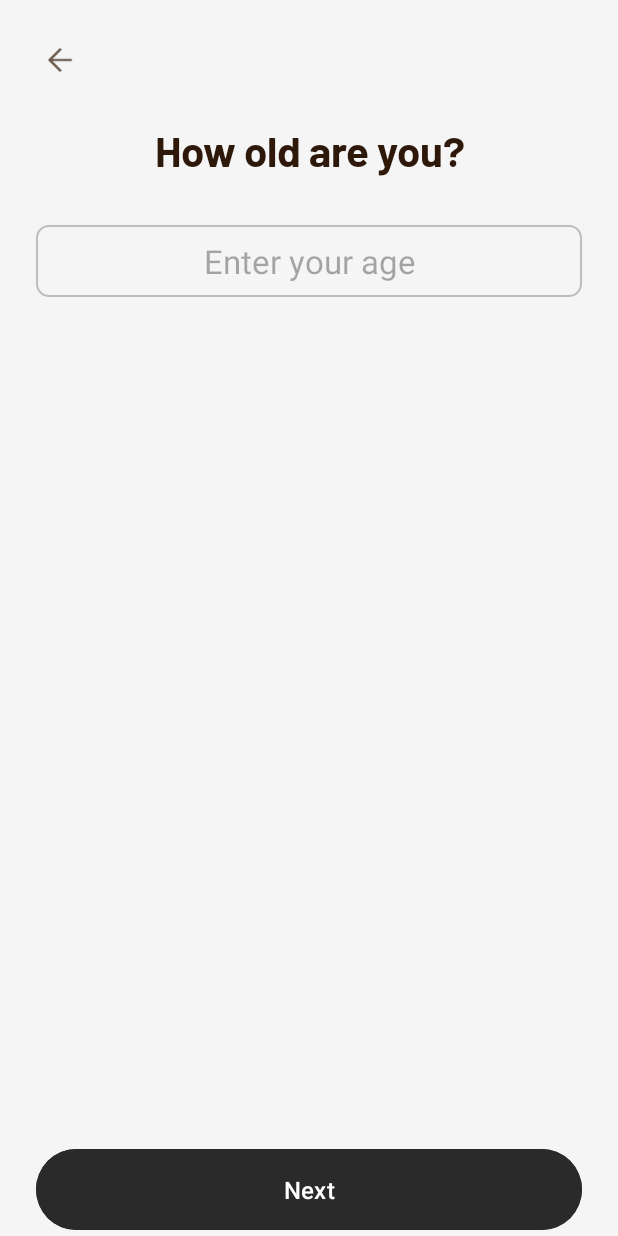
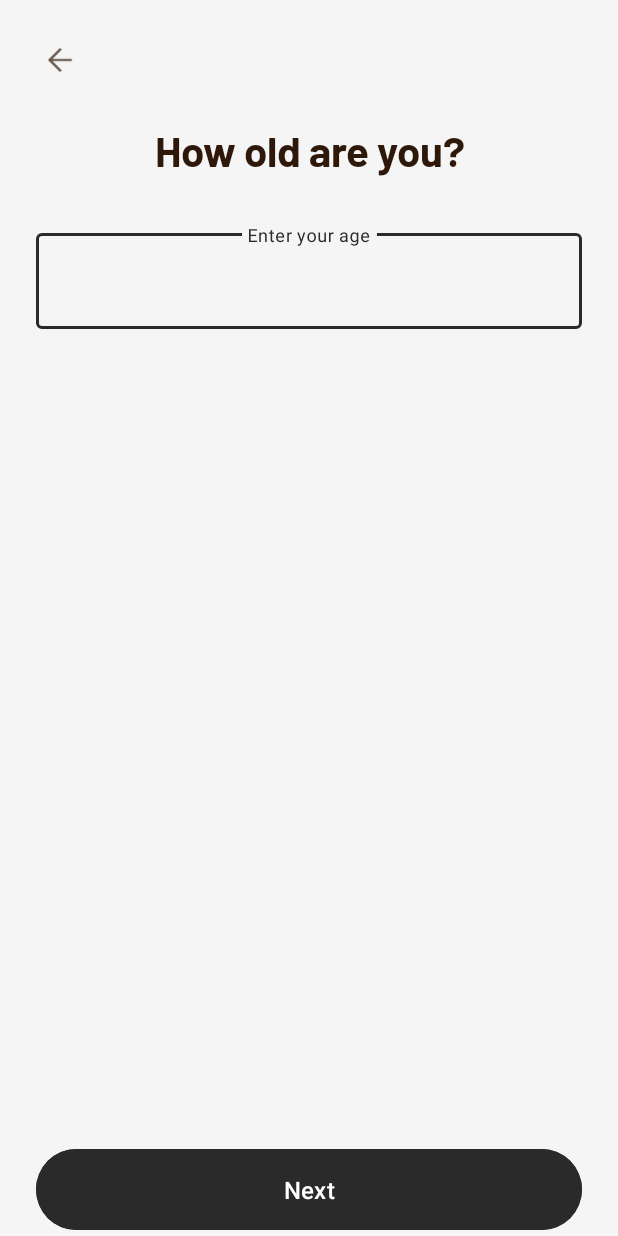
Before and after one commit to nexonsabanao/Capstone, an Android app: the layout fragment_age.xml on its own in the app's theme, with its tools: preview values and no code run, on a phone screen of 412 x 824 dp. Run offline under Robolectric (Android 15) with nearby library versions, the phone set to English and light mode, and no system bars.

Commit message:
edit structure

```diff
--- /dev/null
+++ b/app/src/main/res/color/checkbox_tint.xml
@@ -0,0 +1,5 @@
+<?xml version="1.0" encoding="utf-8"?>
+<selector xmlns:android="http://schemas.android.com/apk/res/android">
+    <item android:state_checked="true" android:color="@color/secondary_blue"/>
+    <item android:color="@color/dark_gray"/>
+</selector>
--- /dev/null
+++ b/app/src/main/res/color/text_input_layout_stroke_color.xml
@@ -0,0 +1,4 @@
+<?xml version="1.0" encoding="utf-8"?>
+<selector xmlns:android="http://schemas.android.com/apk/res/android">
+    <item android:color="@color/primary_dark"/>
+</selector>
--- a/app/src/main/res/drawable/edit_text_bg.xml
+++ b/app/src/main/res/drawable/edit_text_bg.xml
@@ -3,7 +3,7 @@
     android:shape="rectangle">
 
     <!-- Sets the background color of the EditText -->
-    <solid android:color="@android:color/transparent" />
+    <solid android:color="#F5F5F5" />
 
     <!-- Defines the border color and width -->
     <stroke
--- a/app/src/main/res/layout/fragment_age.xml
+++ b/app/src/main/res/layout/fragment_age.xml
@@ -43,22 +43,36 @@
         app:layout_constraintTop_toTopOf="parent" />
 
     <!-- Age Input -->
-    <EditText
-        android:id="@+id/ageInput"
+    <com.google.android.material.textfield.TextInputLayout
+        android:id="@+id/ageInputLayout"
+        style="@style/Widget.MaterialComponents.TextInputLayout.OutlinedBox"
         android:layout_width="0dp"
         android:layout_height="wrap_content"
         android:layout_marginHorizontal="24dp"
         android:layout_marginTop="32dp"
-        android:background="@drawable/edit_text_bg"
-        android:gravity="center"
         android:hint="Enter your age"
-        android:inputType="number"
-        android:maxLength="3"
-        android:minHeight="48dp"
-        android:textSize="22sp"
+        android:textColorHint="@color/primary_dark"
+        app:boxStrokeColor="@color/text_input_layout_stroke_color"
+        app:cursorColor="@color/primary_dark"
+        app:cursorErrorColor="@color/primary_dark"
+        app:errorEnabled="true"
+        app:errorIconDrawable="@null"
+        app:hintTextColor="@color/primary_dark"
         app:layout_constraintEnd_toEndOf="parent"
         app:layout_constraintStart_toStartOf="parent"
-        app:layout_constraintTop_toBottomOf="@id/titleTextView" />
+        app:layout_constraintTop_toBottomOf="@id/titleTextView">
+
+        <com.google.android.material.textfield.TextInputEditText
+            android:id="@+id/ageInput"
+            android:layout_width="match_parent"
+            android:layout_height="wrap_content"
+            android:gravity="center"
+            android:inputType="number"
+            android:maxLength="2"
+            android:textColor="@color/primary_dark"
+            android:textSize="22sp" />
+
+    </com.google.android.material.textfield.TextInputLayout>
 
     <Button
         android:id="@+id/nextButton"
--- a/app/src/main/res/layout/fragment_first_screen.xml
+++ b/app/src/main/res/layout/fragment_first_screen.xml
@@ -155,6 +155,7 @@
         android:alpha="0.4"
         android:backgroundTint="@color/primary_dark"
         android:paddingVertical="16dp"
+        android:textColor="@color/white"
         android:text="@string/action_next"
         android:textSize="16sp"
         app:layout_constraintBottom_toBottomOf="parent"
--- a/app/src/main/res/layout/fragment_welcome.xml
+++ b/app/src/main/res/layout/fragment_welcome.xml
@@ -30,6 +30,7 @@
         android:layout_width="wrap_content"
         android:layout_height="wrap_content"
         android:layout_marginBottom="8dp"
+        app:buttonTint="@color/checkbox_tint"
         android:text="I agree to the"
         app:layout_constraintBottom_toTopOf="@id/accept_button"
         app:layout_constraintStart_toStartOf="@id/accept_button" />
@@ -39,7 +40,7 @@
         android:layout_width="wrap_content"
         android:layout_height="wrap_content"
         android:text=" Terms and Services"
-        android:textColor="?attr/colorPrimary"
+        android:textColor="@color/secondary_blue"
         android:textStyle="bold"
         app:layout_constraintBottom_toBottomOf="@id/terms_checkbox"
         app:layout_constraintStart_toEndOf="@id/terms_checkbox"
--- a/app/src/main/res/values/strings.xml
+++ b/app/src/main/res/values/strings.xml
@@ -44,4 +44,7 @@
     <string name="no_age_available">Age not set</string>
     <string name="no_goal_available">Goal not set</string>
 
+    <string name="age_error_invalid">Please enter a valid age</string>
+    <string name="age_error_underage">You must be at least 15 years old</string>
+    <string name="age_error_over_limit">We don\'t recommend you to use the app</string>
 </resources>
```
Also changed, not shown: app/src/main/java/com/example/nutriority/ui/onboarding/screens/AgeFragment.kt (+17 -6 lines), app/src/main/java/com/example/nutriority/ui/onboarding/screens/WelcomeFragment.kt (+6 -1 lines), app/src/main/res/layout/fragment_workout.xml (+12 -10 lines).
